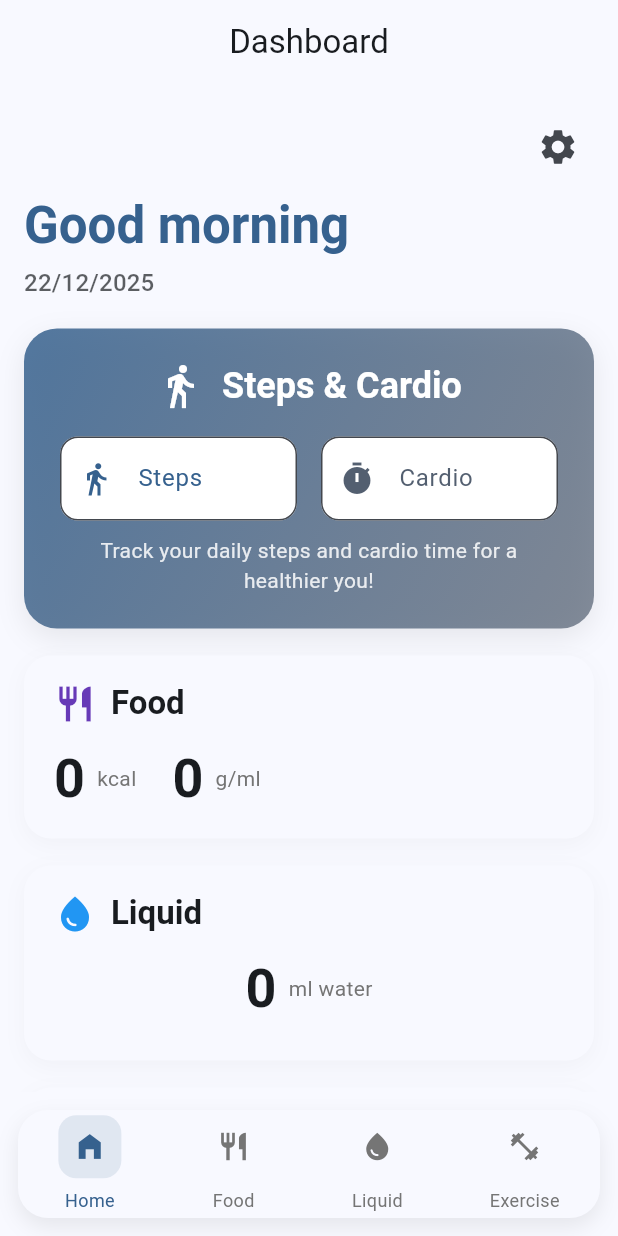
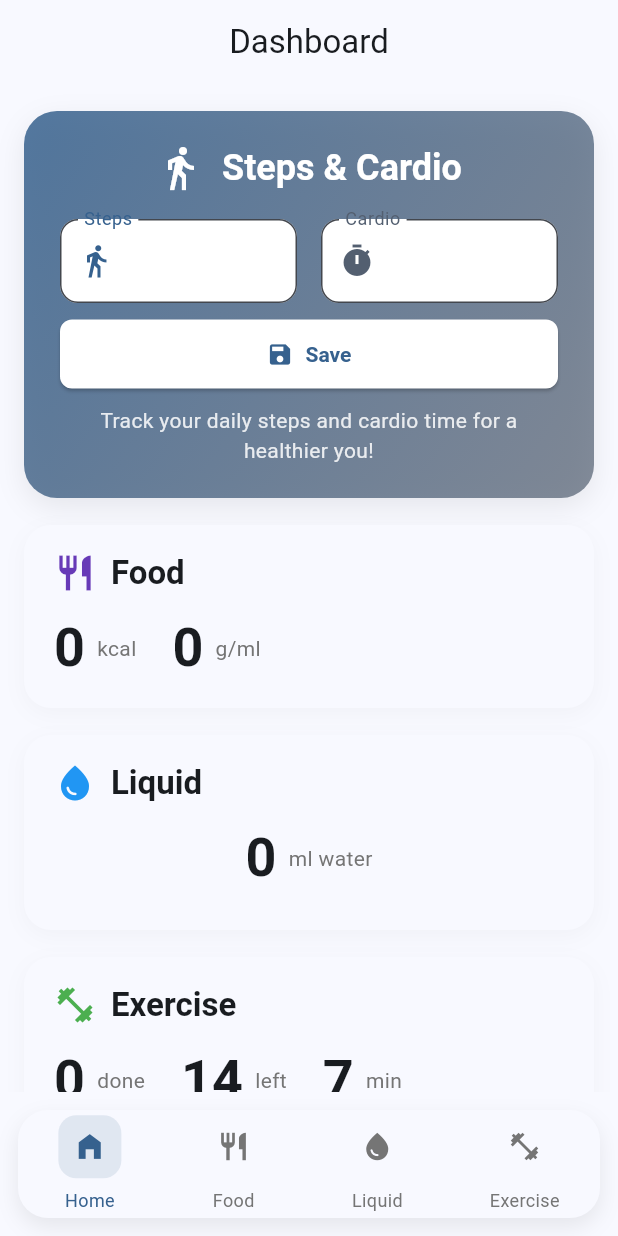
Before and after one commit to CODEMASTERSTACK/fitc, a Flutter app: the screen it shows after launch, on a phone screen of 412 x 824 dp. Run offline on Flutter 3.47's test engine with Material 3 defaults, Android fonts, the phone set to English and light mode, and no system bars; our stand-ins replace chewie, pdf, shared_preferences, video_player; network calls fail.

```diff
--- /dev/null
+++ b/lib/models/steps_cardio_entry.dart
@@ -0,0 +1,24 @@
+class StepsCardioEntry {
+  final DateTime date;
+  final int steps;
+  final int cardioMinutes;
+
+  StepsCardioEntry({
+    required this.date,
+    required this.steps,
+    required this.cardioMinutes,
+  });
+
+  Map<String, dynamic> toJson() => {
+    'date': date.toIso8601String(),
+    'steps': steps,
+    'cardioMinutes': cardioMinutes,
+  };
+
+  factory StepsCardioEntry.fromJson(Map<String, dynamic> json) =>
+      StepsCardioEntry(
+        date: DateTime.parse(json['date']),
+        steps: json['steps'] ?? 0,
+        cardioMinutes: json['cardioMinutes'] ?? 0,
+      );
+}
--- a/lib/screens/home_screen.dart
+++ b/lib/screens/home_screen.dart
@@ -1,3 +1,5 @@
+import '../models/steps_cardio_entry.dart';
+import '../services/storage_service.dart';
 import 'package:flutter/material.dart';
 import 'package:provider/provider.dart';
 import '../providers/food_provider.dart';
@@ -19,6 +21,16 @@
 }
 
 class _HomeScreenState extends State<HomeScreen> {
+    final _stepsController = TextEditingController();
+    final _cardioController = TextEditingController();
+    bool _stepsCardioSaved = false;
+
+    @override
+    void dispose() {
+      _stepsController.dispose();
+      _cardioController.dispose();
+      super.dispose();
+    }
   bool _selfCheckShown = false;
 
   @override
@@ -39,6 +51,23 @@
         ).setSelectedDate(today);
       } catch (_) {}
       await _maybeShowSelfCheckDialog();
+
+      // Load steps & cardio for today
+      final storage = Provider.of<StorageService>(context, listen: false);
+      final entry = await storage.getStepsCardioEntryForDate(today);
+      if (entry != null) {
+        setState(() {
+          _stepsController.text = entry.steps.toString();
+          _cardioController.text = entry.cardioMinutes.toString();
+          _stepsCardioSaved = true;
+        });
+      } else {
+        setState(() {
+          _stepsController.text = '';
+          _cardioController.text = '';
+          _stepsCardioSaved = false;
+        });
+      }
     });
   }
 
@@ -93,40 +122,6 @@
       child: Column(
         crossAxisAlignment: CrossAxisAlignment.start,
         children: [
-          Align(
-            alignment: Alignment.topRight,
-            child: IconButton(
-              icon: const Icon(Icons.settings, size: 28),
-              tooltip: 'Settings',
-              onPressed: _openSettings,
-            ),
-          ),
-          Padding(
-            padding: const EdgeInsets.only(top: 8, bottom: 18),
-            child: Column(
-              crossAxisAlignment: CrossAxisAlignment.start,
-              children: [
-                Text(
-                  getGreeting(),
-                  style: Theme.of(context).textTheme.displaySmall?.copyWith(
-                    color: Theme.of(context).colorScheme.primary,
-                    fontWeight: FontWeight.bold,
-                    fontSize: 34,
-                  ),
-                ),
-                const SizedBox(height: 6),
-                Text(
-                  '${now.day}/${now.month}/${now.year}',
-                  style: Theme.of(context).textTheme.titleMedium?.copyWith(
-                    color: Theme.of(
-                      context,
-                    ).colorScheme.onSurface.withOpacity(0.7),
-                    fontWeight: FontWeight.w500,
-                  ),
-                ),
-              ],
-            ),
-          ),
           // Steps & Cardio Section
           Container(
             margin: const EdgeInsets.only(bottom: 18),
@@ -156,11 +151,7 @@
                   Row(
                     mainAxisAlignment: MainAxisAlignment.center,
                     children: [
-                      Icon(
-                        Icons.directions_walk,
-                        color: Colors.white,
-                        size: 32,
-                      ),
+                      Icon(Icons.directions_walk, color: Colors.white, size: 32),
                       const SizedBox(width: 12),
                       Text(
                         'Steps & Cardio',
@@ -177,6 +168,8 @@
                     children: [
                       Expanded(
                         child: TextFormField(
+                          controller: _stepsController,
+                          enabled: !_stepsCardioSaved,
                           decoration: InputDecoration(
                             filled: true,
                             fillColor: Colors.white,
@@ -191,6 +184,7 @@
                             border: OutlineInputBorder(
                               borderRadius: BorderRadius.circular(12),
                             ),
+                            floatingLabelBehavior: FloatingLabelBehavior.always,
                           ),
                           keyboardType: TextInputType.number,
                           style: TextStyle(fontWeight: FontWeight.bold),
@@ -199,6 +193,8 @@
                       const SizedBox(width: 16),
                       Expanded(
                         child: TextFormField(
+                          controller: _cardioController,
+                          enabled: !_stepsCardioSaved,
                           decoration: InputDecoration(
                             filled: true,
                             fillColor: Colors.white,
@@ -213,6 +209,7 @@
                             border: OutlineInputBorder(
                               borderRadius: BorderRadius.circular(12),
                             ),
+                            floatingLabelBehavior: FloatingLabelBehavior.always,
                           ),
                           keyboardType: TextInputType.number,
                           style: TextStyle(fontWeight: FontWeight.bold),
@@ -221,12 +218,42 @@
                     ],
                   ),
                   const SizedBox(height: 10),
+                  if (!_stepsCardioSaved)
+                    SizedBox(
+                      width: double.infinity,
+                      child: ElevatedButton.icon(
+                        icon: const Icon(Icons.save),
+                        label: const Text('Save'),
+                        style: ElevatedButton.styleFrom(
+                          backgroundColor: Colors.white,
+                          foregroundColor: Theme.of(context).colorScheme.primary,
+                          textStyle: const TextStyle(fontWeight: FontWeight.bold),
+                          padding: const EdgeInsets.symmetric(vertical: 14),
+                          shape: RoundedRectangleBorder(borderRadius: BorderRadius.circular(8)),
+                        ),
+                        onPressed: () async {
+                          final steps = int.tryParse(_stepsController.text) ?? 0;
+                          final cardio = int.tryParse(_cardioController.text) ?? 0;
+                          final entry = StepsCardioEntry(
+                            date: DateTime.now(),
+                            steps: steps,
+                            cardioMinutes: cardio,
+                          );
+                          final storage = Provider.of<StorageService>(context, listen: false);
+                          await storage.saveStepsCardioEntry(entry);
+                          setState(() {
+                            _stepsCardioSaved = true;
+                          });
+                          ScaffoldMessenger.of(context).showSnackBar(
+                            const SnackBar(content: Text('Steps & Cardio saved for today!')),
+                          );
+                        },
+                      ),
+                    ),
+                  const SizedBox(height: 10),
                   Text(
                     'Track your daily steps and cardio time for a healthier you!',
-                    style: TextStyle(
-                      color: Colors.white.withOpacity(0.85),
-                      fontSize: 14,
-                    ),
+                    style: TextStyle(color: Colors.white.withOpacity(0.85), fontSize: 14),
                     textAlign: TextAlign.center,
                   ),
                 ],
```
Also changed, not shown: lib/screens/settings_screen.dart (+31 -0 lines), lib/services/storage_service.dart (+37 -0 lines).
